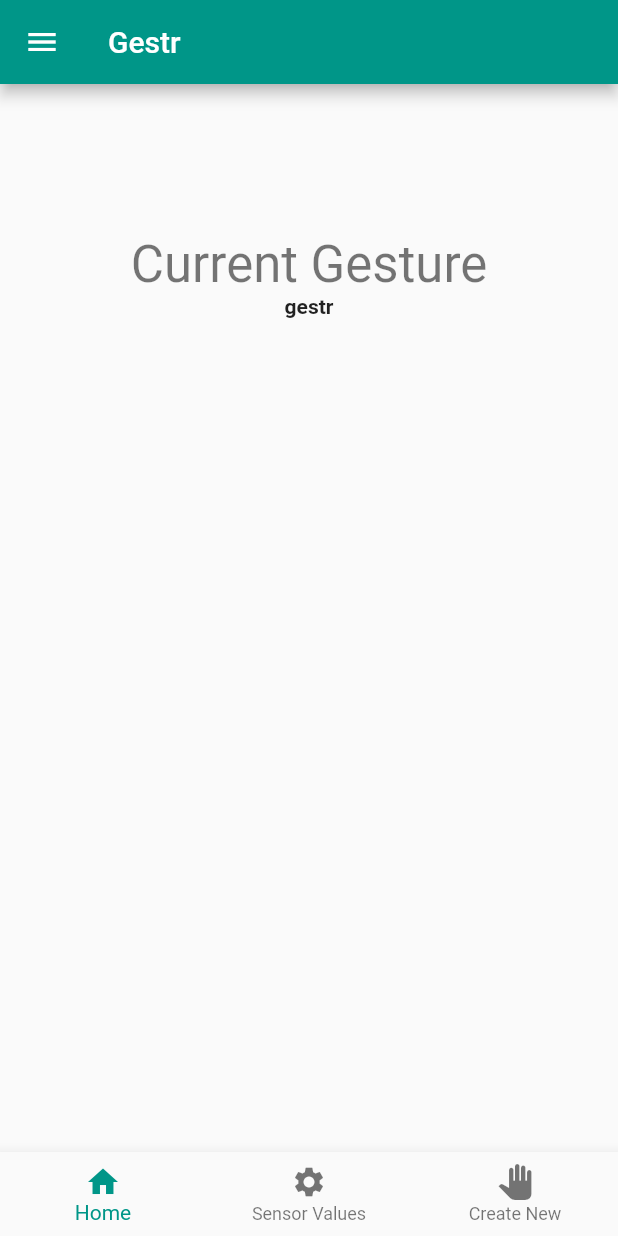
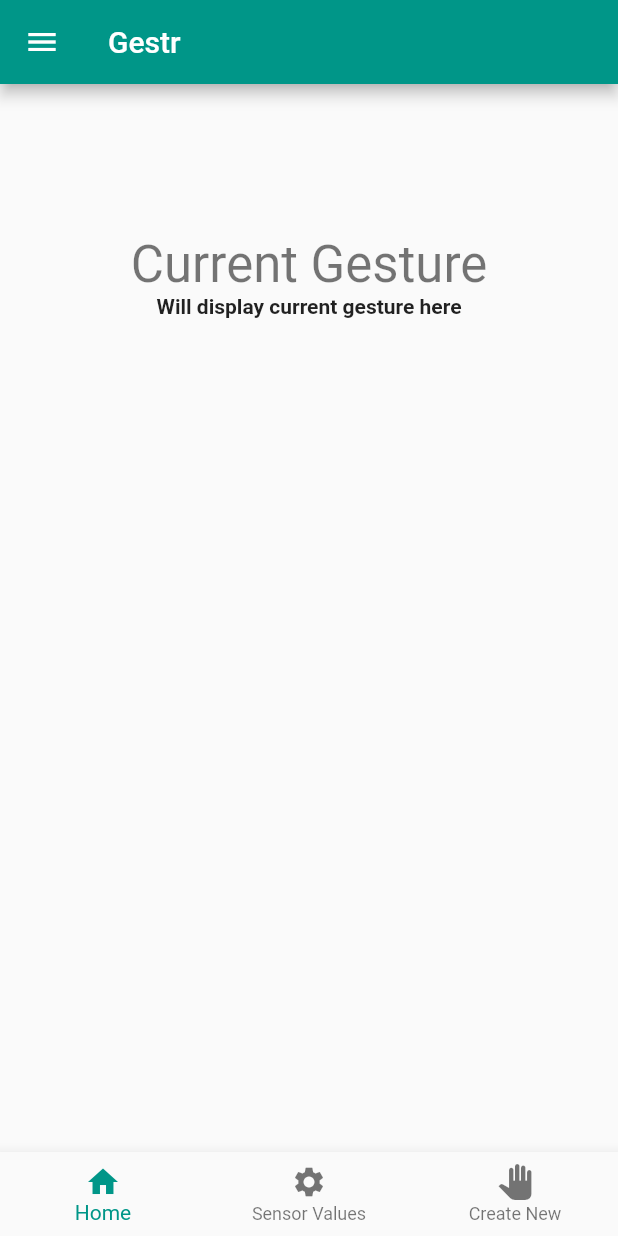
Before and after one commit to TarunChichili/gestr_app, a Flutter app: the screen it shows after launch, on a phone screen of 412 x 824 dp. Run offline on Flutter 3.47's test engine with Material 2 defaults, Android fonts, the phone set to English and light mode, and no system bars; our stand-ins replace percent_indicator; missing offline and left inert: mqtt_client.

Commit message:
add text under first title

```diff
--- a/lib/main.dart
+++ b/lib/main.dart
@@ -158,7 +158,7 @@ class PageOneState extends State<PageOne> {
                               .display1,
                         ),
                         Text(
-                          'gestr',
+                          'Will display current gesture here',
                           textAlign: TextAlign.center,
                           overflow: TextOverflow.ellipsis,
                           style: TextStyle(fontWeight: FontWeight.bold),
```
